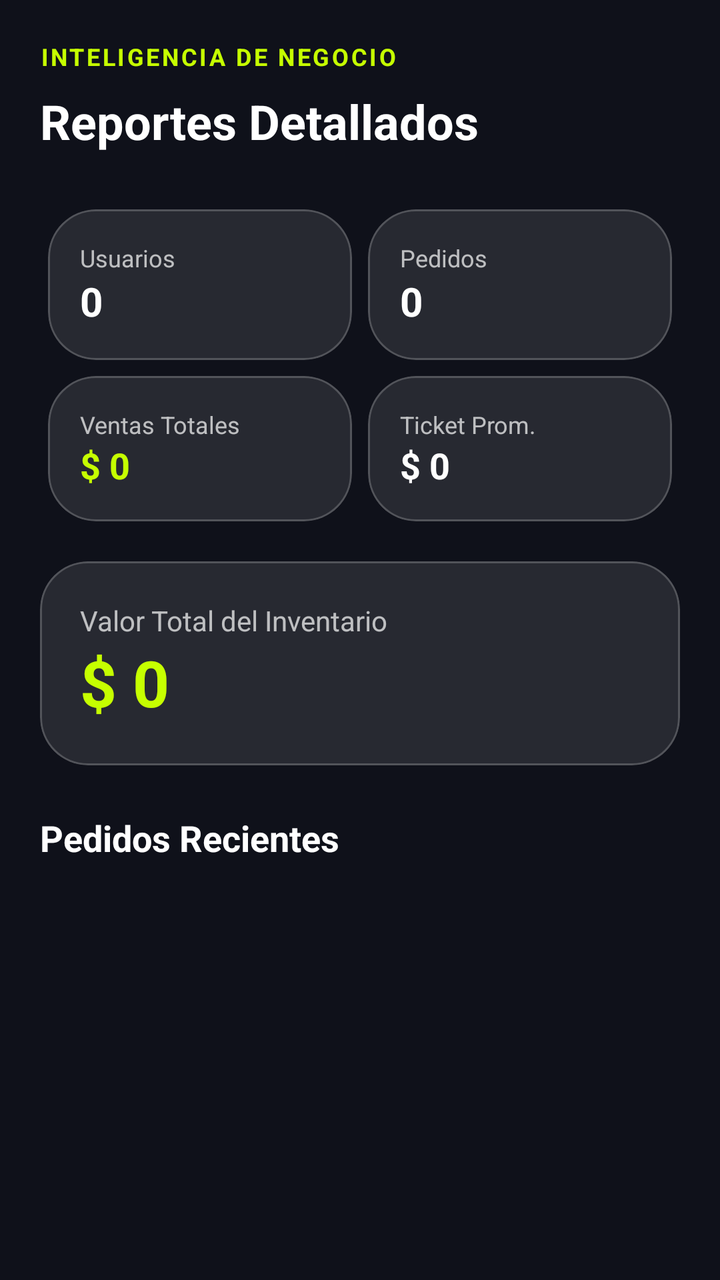
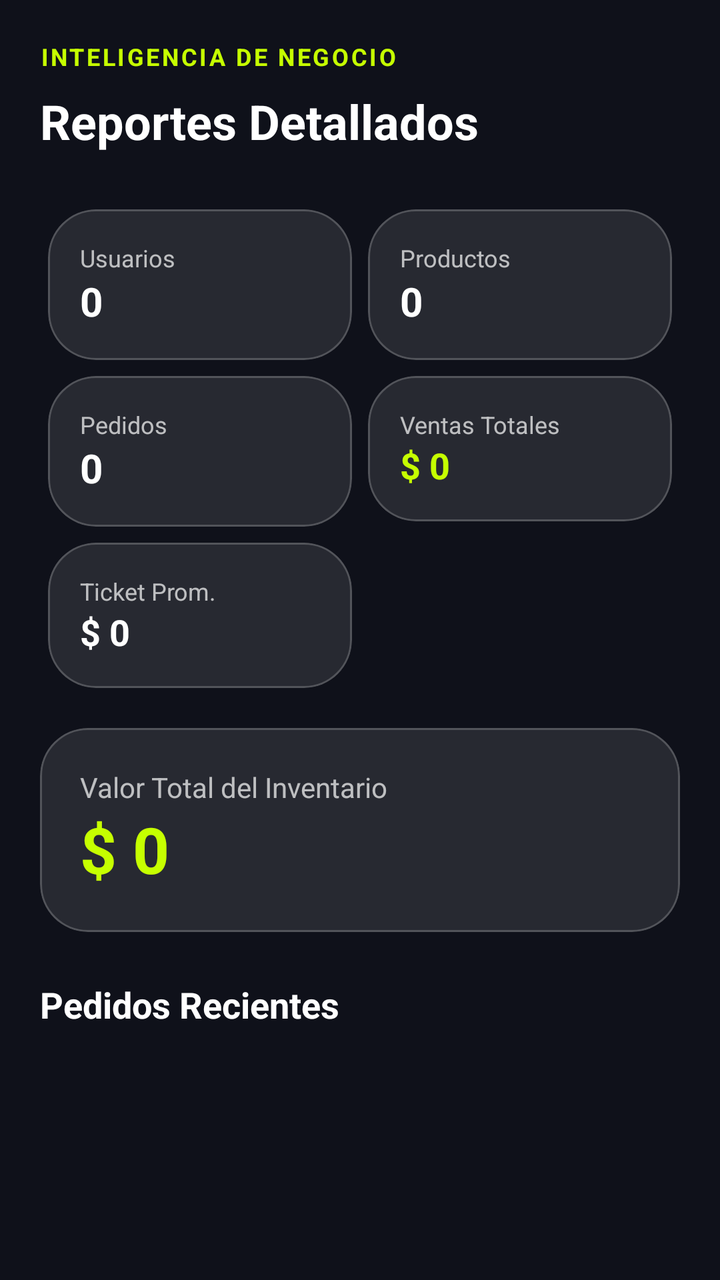

An Android layout rendered at two revisions. The XML below is the earlier revision; the diff shows what the commit changed to produce the second picture.
<!-- AndroidManifest.xml: application theme Theme.VoltCore -->
<!-- res/layout/fragment_admin_reports.xml -->
<?xml version="1.0" encoding="utf-8"?>
<androidx.core.widget.NestedScrollView xmlns:android="http://schemas.android.com/apk/res/android"
    xmlns:app="http://schemas.android.com/apk/res-auto"
    xmlns:tools="http://schemas.android.com/tools"
    android:layout_width="match_parent"
    android:layout_height="match_parent"
    android:background="@color/volt_background">

    <LinearLayout
        android:layout_width="match_parent"
        android:layout_height="wrap_content"
        android:orientation="vertical"
        android:padding="20dp">

        <TextView
            android:layout_width="wrap_content"
            android:layout_height="wrap_content"
            android:text="INTELIGENCIA DE NEGOCIO"
            android:textColor="@color/volt_primary"
            android:textSize="12sp"
            android:letterSpacing="0.1"
            android:textStyle="bold"
            android:layout_marginBottom="8dp"/>

        <TextView
            android:layout_width="wrap_content"
            android:layout_height="wrap_content"
            android:text="Reportes Detallados"
            android:textColor="@color/white"
            android:textSize="24sp"
            android:textStyle="bold"
            android:layout_marginBottom="24dp"/>

        
        <GridLayout
            android:layout_width="match_parent"
            android:layout_height="wrap_content"
            android:columnCount="2"
            android:rowCount="2"
            android:alignmentMode="alignMargins"
            android:useDefaultMargins="true">

            <com.google.android.material.card.MaterialCardView
                style="@style/Widget.VoltCore.Card"
                android:layout_width="0dp"
                android:layout_height="wrap_content"
                android:layout_columnWeight="1">
                <LinearLayout
                    android:layout_width="match_parent"
                    android:layout_height="wrap_content"
                    android:orientation="vertical"
                    android:padding="16dp">
                    <TextView
                        android:layout_width="wrap_content"
                        android:layout_height="wrap_content"
                        android:text="Usuarios"
                        android:textColor="#B3FFFFFF"
                        android:textSize="12sp"/>
                    <TextView
                        android:id="@+id/tvUserCount"
                        android:layout_width="wrap_content"
                        android:layout_height="wrap_content"
                        android:text="0"
                        android:textColor="@color/white"
                        android:textSize="20sp"
                        android:textStyle="bold"/>
                </LinearLayout>
            </com.google.android.material.card.MaterialCardView>

            <com.google.android.material.card.MaterialCardView
                style="@style/Widget.VoltCore.Card"
                android:layout_width="0dp"
                android:layout_height="wrap_content"
                android:layout_columnWeight="1">
                <LinearLayout
                    android:layout_width="match_parent"
                    android:layout_height="wrap_content"
                    android:orientation="vertical"
                    android:padding="16dp">
                    <TextView
                        android:layout_width="wrap_content"
                        android:layout_height="wrap_content"
                        android:text="Pedidos"
                        android:textColor="#B3FFFFFF"
                        android:textSize="12sp"/>
                    <TextView
                        android:id="@+id/tvOrderCountReport"
                        android:layout_width="wrap_content"
                        android:layout_height="wrap_content"
                        android:text="0"
                        android:textColor="@color/white"
                        android:textSize="20sp"
                        android:textStyle="bold"/>
                </LinearLayout>
            </com.google.android.material.card.MaterialCardView>

            <com.google.android.material.card.MaterialCardView
                style="@style/Widget.VoltCore.Card"
                android:layout_width="0dp"
                android:layout_height="wrap_content"
                android:layout_columnWeight="1">
                <LinearLayout
                    android:layout_width="match_parent"
                    android:layout_height="wrap_content"
                    android:orientation="vertical"
                    android:padding="16dp">
                    <TextView
                        android:layout_width="wrap_content"
                        android:layout_height="wrap_content"
                        android:text="Ventas Totales"
                        android:textColor="#B3FFFFFF"
                        android:textSize="12sp"/>
                    <TextView
                        android:id="@+id/tvTotalSales"
                        android:layout_width="wrap_content"
                        android:layout_height="wrap_content"
                        android:text="$ 0"
                        android:textColor="@color/volt_primary"
                        android:textSize="18sp"
                        android:textStyle="bold"/>
                </LinearLayout>
            </com.google.android.material.card.MaterialCardView>

            <com.google.android.material.card.MaterialCardView
                style="@style/Widget.VoltCore.Card"
                android:layout_width="0dp"
                android:layout_height="wrap_content"
                android:layout_columnWeight="1">
                <LinearLayout
                    android:layout_width="match_parent"
                    android:layout_height="wrap_content"
                    android:orientation="vertical"
                    android:padding="16dp">
                    <TextView
                        android:layout_width="wrap_content"
                        android:layout_height="wrap_content"
                        android:text="Ticket Prom."
                        android:textColor="#B3FFFFFF"
                        android:textSize="12sp"/>
                    <TextView
                        android:id="@+id/tvAvgTicket"
                        android:layout_width="wrap_content"
                        android:layout_height="wrap_content"
                        android:text="$ 0"
                        android:textColor="@color/white"
                        android:textSize="18sp"
                        android:textStyle="bold"/>
                </LinearLayout>
            </com.google.android.material.card.MaterialCardView>
        </GridLayout>

        <com.google.android.material.card.MaterialCardView
            style="@style/Widget.VoltCore.Card"
            android:layout_width="match_parent"
            android:layout_height="wrap_content"
            android:layout_marginTop="8dp"
            app:strokeColor="#FF5252"
            app:strokeWidth="1dp"
            android:id="@+id/cvSuspicious"
            android:visibility="gone">
            <LinearLayout
                android:layout_width="match_parent"
                android:layout_height="wrap_content"
                android:orientation="vertical"
                android:padding="16dp">
                <TextView
                    android:layout_width="wrap_content"
                    android:layout_height="wrap_content"
                    android:text="ALERTA: Transacciones Sospechosas"
                    android:textColor="#FF5252"
                    android:textStyle="bold"
                    android:textSize="12sp"/>
                <TextView
                    android:id="@+id/tvSuspiciousCount"
                    android:layout_width="wrap_content"
                    android:layout_height="wrap_content"
                    android:text="0 transacciones de alto valor detectadas"
                    android:textColor="@color/white"
                    android:textSize="14sp"/>
            </LinearLayout>
        </com.google.android.material.card.MaterialCardView>

        <com.google.android.material.card.MaterialCardView
            style="@style/Widget.VoltCore.Card"
            android:layout_width="match_parent"
            android:layout_height="wrap_content"
            android:layout_marginTop="16dp">
            <LinearLayout
                android:layout_width="match_parent"
                android:layout_height="wrap_content"
                android:orientation="vertical"
                android:padding="20dp">
                <TextView
                    android:layout_width="wrap_content"
                    android:layout_height="wrap_content"
                    android:text="Valor Total del Inventario"
                    android:textColor="#B3FFFFFF"/>
                <TextView
                    android:id="@+id/tvInventoryValue"
                    android:layout_width="wrap_content"
                    android:layout_height="wrap_content"
                    android:text="$ 0"
                    android:textColor="@color/volt_primary"
                    android:textSize="32sp"
                    android:textStyle="bold"/>
            </LinearLayout>
        </com.google.android.material.card.MaterialCardView>

        <TextView
            android:layout_width="wrap_content"
            android:layout_height="wrap_content"
            android:text="Pedidos Recientes"
            android:textColor="@color/white"
            android:textSize="18sp"
            android:textStyle="bold"
            android:layout_marginTop="24dp"
            android:layout_marginBottom="16dp"/>

        <androidx.recyclerview.widget.RecyclerView
            android:id="@+id/rvRecentOrders"
            android:layout_width="match_parent"
            android:layout_height="wrap_content"
            android:nestedScrollingEnabled="false"
            app:layoutManager="androidx.recyclerview.widget.LinearLayoutManager"
            tools:listitem="@android:layout/simple_list_item_2" />

        <TextView
            android:id="@+id/tvNoOrders"
            android:layout_width="wrap_content"
            android:layout_height="wrap_content"
            android:layout_gravity="center"
            android:text="No hay pedidos registrados aún"
            android:textColor="#B3FFFFFF"
            android:layout_marginTop="16dp"
            android:visibility="gone"/>

    </LinearLayout>
</androidx.core.widget.NestedScrollView>
<!-- resources referenced by this layout -->
<resources>
  <color name="volt_background">#0F111A</color>
  <color name="volt_primary">#C6FF00</color>
  <color name="white">#FFFFFFFF</color>
  <style name="Widget.VoltCore.Card" parent="Widget.Material3.CardView.Filled">
          <item name="cardCornerRadius">24dp</item>
          <item name="cardBackgroundColor">@color/glass_surface</item>
          <item name="strokeColor">@color/glass_stroke</item>
          <item name="strokeWidth">1dp</item>
      </style>
  <style name="Theme.VoltCore" parent="Base.Theme.VoltCore" />
  <color name="glass_surface">#1AFFFFFF</color>
  <color name="glass_stroke">#33FFFFFF</color>
  <style name="Base.Theme.VoltCore" parent="Theme.Material3.DayNight.NoActionBar">
          
          <item name="colorPrimary">@color/volt_primary</item>
          <item name="android:windowBackground">@color/volt_background</item>
          <item name="colorSurface">@color/glass_surface</item>
          <item name="colorOnSurface">@color/white</item>
      </style>
</resources>

<!-- the commit's change to res/layout/fragment_admin_reports.xml (unified diff, before → after) -->
@@ -36,7 +36,7 @@
             android:layout_width="match_parent"
             android:layout_height="wrap_content"
             android:columnCount="2"
-            android:rowCount="2"
+            android:rowCount="3"
             android:alignmentMode="alignMargins"
             android:useDefaultMargins="true">
 
@@ -58,6 +58,33 @@
                         android:textSize="12sp"/>
                     <TextView
                         android:id="@+id/tvUserCount"
+                        android:layout_width="wrap_content"
+                        android:layout_height="wrap_content"
+                        android:text="0"
+                        android:textColor="@color/white"
+                        android:textSize="20sp"
+                        android:textStyle="bold"/>
+                </LinearLayout>
+            </com.google.android.material.card.MaterialCardView>
+
+            <com.google.android.material.card.MaterialCardView
+                style="@style/Widget.VoltCore.Card"
+                android:layout_width="0dp"
+                android:layout_height="wrap_content"
+                android:layout_columnWeight="1">
+                <LinearLayout
+                    android:layout_width="match_parent"
+                    android:layout_height="wrap_content"
+                    android:orientation="vertical"
+                    android:padding="16dp">
+                    <TextView
+                        android:layout_width="wrap_content"
+                        android:layout_height="wrap_content"
+                        android:text="Productos"
+                        android:textColor="#B3FFFFFF"
+                        android:textSize="12sp"/>
+                    <TextView
+                        android:id="@+id/tvProductCount"
                         android:layout_width="wrap_content"
                         android:layout_height="wrap_content"
                         android:text="0"
